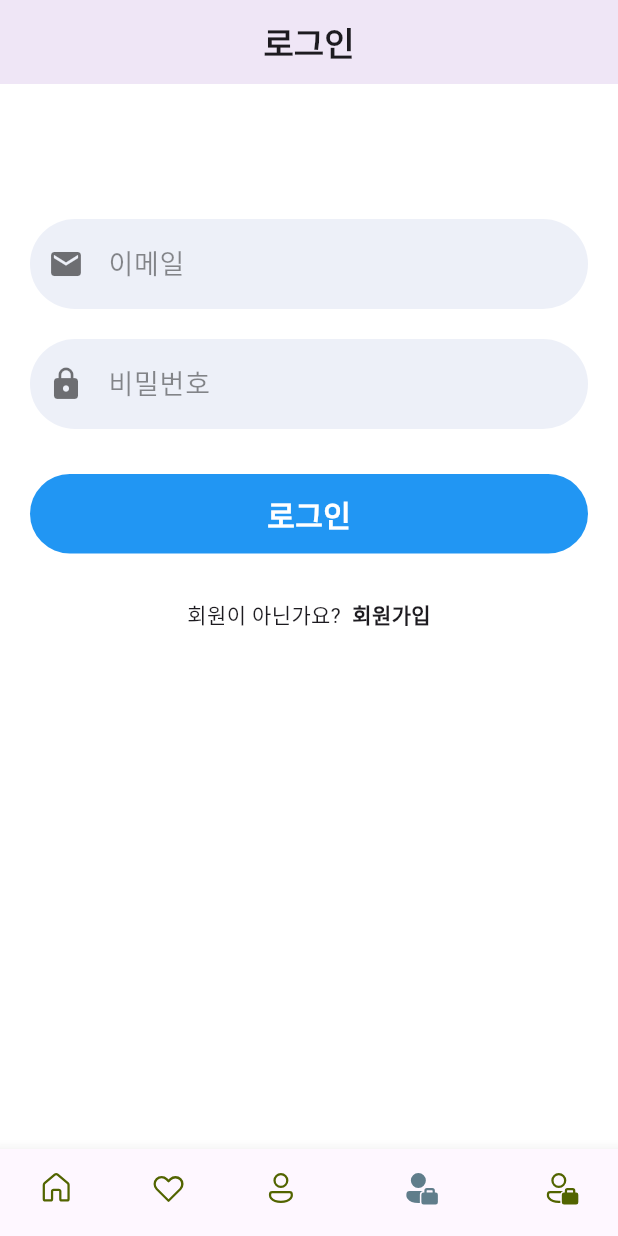
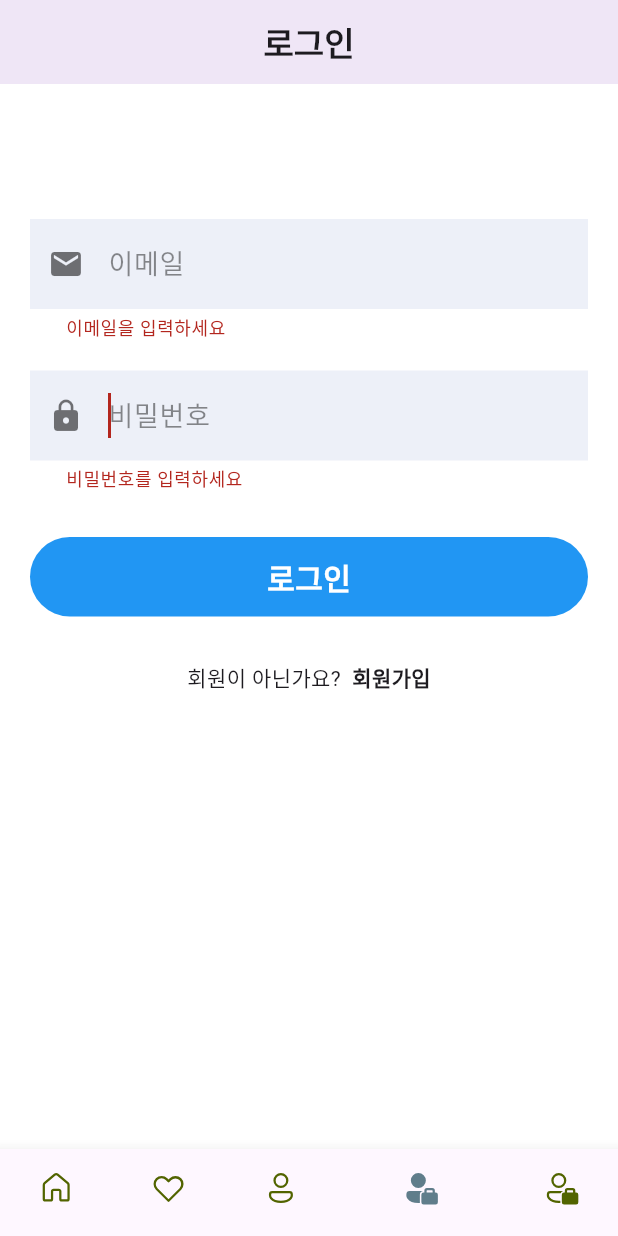
Before and after one commit to LEEJINYOUN/Weather_Flutter-front, a Flutter app: the screen it shows after launch, item 4 of the bottom bar chosen, after a tap on "로그인", on a phone screen of 412 x 824 dp. Run offline on Flutter 3.47's test engine with Material 3 defaults, Android fonts, the phone set to English and light mode, and no system bars; our stand-ins replace fluentui_icons.

Commit message:
회원가입 로그인 유효성 체크 추가

```diff
--- a/lib/screens/login_screen.dart
+++ b/lib/screens/login_screen.dart
@@ -3,6 +3,7 @@ import 'package:weather_flutter_front/common/bottom_nav_bar.dart';
 import 'package:weather_flutter_front/screens/register_screen.dart';
 import 'package:weather_flutter_front/services/authentication.dart';
 import 'package:weather_flutter_front/utils/logPrint.dart';
+import 'package:weather_flutter_front/utils/validate.dart';
 import 'package:weather_flutter_front/widgets/button/blue_Button.dart';
 import 'package:weather_flutter_front/widgets/form/text_field.dart';
 
@@ -18,6 +19,13 @@ class _LoginScreenState extends State<LoginScreen> {
   final TextEditingController emailController = TextEditingController();
   final TextEditingController passwordController = TextEditingController();
 
+  // 입력 포커스
+  FocusNode emailFocus = FocusNode();
+  FocusNode passwordFocus = FocusNode();
+
+  // 폼 글로벌 키
+  final formField = GlobalKey<FormState>();
+
   // 로딩 체크
   bool isLoading = false;
 
@@ -31,6 +39,9 @@ class _LoginScreenState extends State<LoginScreen> {
 
   // 로그인 기능
   void loginSubmit() async {
+    var isCheckValidate = CheckValidate().formCheckValidate(formField);
+
+    if (isCheckValidate == null) {
       try {
         setState(() {
           isLoading = true;
@@ -57,6 +68,9 @@ class _LoginScreenState extends State<LoginScreen> {
       } catch (e) {
         dataPrint(text: e);
       }
+    } else {
+      dataPrint(text: isCheckValidate);
+    }
   }
 
   @override
@@ -70,6 +84,8 @@ class _LoginScreenState extends State<LoginScreen> {
         title: const Text("로그인", style: TextStyle(fontWeight: FontWeight.w700)),
       ),
       body: SafeArea(
+          child: Form(
+        key: formField,
         child: Column(
           crossAxisAlignment: CrossAxisAlignment.center,
           children: [
@@ -84,7 +100,10 @@ class _LoginScreenState extends State<LoginScreen> {
                     textEditingController: emailController,
                     hintText: '이메일',
                     textInputType: TextInputType.text,
-                    prefixIcon: Icons.email)),
+                    prefixIcon: Icons.email,
+                    focusNode: emailFocus,
+                    validator: (value) =>
+                        CheckValidate().validateEmail(emailFocus, value))),
             Padding(
                 padding:
                     const EdgeInsets.symmetric(vertical: 10, horizontal: 20),
@@ -93,6 +112,9 @@ class _LoginScreenState extends State<LoginScreen> {
                     hintText: '비밀번호',
                     textInputType: TextInputType.text,
                     prefixIcon: Icons.lock,
+                    focusNode: passwordFocus,
+                    validator: (value) =>
+                        CheckValidate().validatePassword(passwordFocus, value),
                     isPass: true)),
             BlueButton(onTap: loginSubmit, text: "로그인"),
             Padding(
@@ -119,7 +141,7 @@ class _LoginScreenState extends State<LoginScreen> {
             ),
           ],
         ),
-      ),
+      )),
     );
   }
 }
--- a/lib/screens/register_screen.dart
+++ b/lib/screens/register_screen.dart
@@ -2,6 +2,7 @@ import 'package:flutter/material.dart';
 import 'package:weather_flutter_front/screens/login_screen.dart';
 import 'package:weather_flutter_front/services/authentication.dart';
 import 'package:weather_flutter_front/utils/logPrint.dart';
+import 'package:weather_flutter_front/utils/validate.dart';
 import 'package:weather_flutter_front/widgets/button/blue_Button.dart';
 import 'package:weather_flutter_front/widgets/form/text_field.dart';
 
@@ -18,6 +19,14 @@ class _RegisterScreenState extends State<RegisterScreen> {
   final TextEditingController nameController = TextEditingController();
   final TextEditingController passwordController = TextEditingController();
 
+  // 입력 포커스
+  FocusNode emailFocus = FocusNode();
+  FocusNode nameFocus = FocusNode();
+  FocusNode passwordFocus = FocusNode();
+
+  // 폼 글로벌 키
+  final formField = GlobalKey<FormState>();
+
   // 로딩 체크
   bool isLoading = false;
 
@@ -32,6 +41,9 @@ class _RegisterScreenState extends State<RegisterScreen> {
 
   // 회원가입 기능
   void registerSubmit() async {
+    var isCheckValidate = CheckValidate().formCheckValidate(formField);
+
+    if (isCheckValidate == null) {
       try {
         setState(() {
           isLoading = true;
@@ -46,7 +58,7 @@ class _RegisterScreenState extends State<RegisterScreen> {
         if (result['statusCode'] == 201) {
           // 회원가입 성공일 경우
           dataPrint(text: '회원가입 성공!');
-        dataPrint(text: result['data']);
+          dataPrint(text: result['data']['email']);
           // Navigator.of(context).push(
           //   MaterialPageRoute(
           //     builder: (context) => const LoginScreen(),
@@ -58,6 +70,9 @@ class _RegisterScreenState extends State<RegisterScreen> {
         }
       } catch (e) {
         dataPrint(text: e);
+      }
+    } else {
+      dataPrint(text: isCheckValidate);
     }
   }
 
@@ -73,6 +88,8 @@ class _RegisterScreenState extends State<RegisterScreen> {
             const Text("회원가입", style: TextStyle(fontWeight: FontWeight.w700)),
       ),
       body: SafeArea(
+          child: Form(
+              key: formField,
               child: Column(
                 crossAxisAlignment: CrossAxisAlignment.center,
                 children: [
@@ -81,26 +98,39 @@ class _RegisterScreenState extends State<RegisterScreen> {
                     padding: const EdgeInsets.only(top: 20, bottom: 20),
                   ),
                   Padding(
-              padding: const EdgeInsets.symmetric(vertical: 10, horizontal: 20),
+                      padding: const EdgeInsets.symmetric(
+                          vertical: 10, horizontal: 20),
                       child: TextFieldInput(
                           textEditingController: emailController,
                           hintText: '이메일',
                           textInputType: TextInputType.text,
-                  prefixIcon: Icons.email)),
+                          prefixIcon: Icons.email,
+                          focusNode: emailFocus,
+                          validator: (value) => CheckValidate()
+                              .validateEmail(emailFocus, value))),
                   Padding(
-              padding: const EdgeInsets.symmetric(vertical: 10, horizontal: 20),
+                      padding: const EdgeInsets.symmetric(
+                          vertical: 10, horizontal: 20),
                       child: TextFieldInput(
                         textEditingController: nameController,
                         hintText: '이름',
                         textInputType: TextInputType.text,
-                  prefixIcon: Icons.person)),
+                        prefixIcon: Icons.person,
+                        focusNode: nameFocus,
+                        validator: (value) =>
+                            CheckValidate().validateName(nameFocus, value),
+                      )),
                   Padding(
-              padding: const EdgeInsets.symmetric(vertical: 10, horizontal: 20),
+                      padding: const EdgeInsets.symmetric(
+                          vertical: 10, horizontal: 20),
                       child: TextFieldInput(
                           textEditingController: passwordController,
                           hintText: '비밀번호',
                           textInputType: TextInputType.text,
                           prefixIcon: Icons.lock,
+                          focusNode: passwordFocus,
+                          validator: (value) => CheckValidate()
+                              .validatePassword(passwordFocus, value),
                           isPass: true)),
                   BlueButton(onTap: registerSubmit, text: "회원가입"),
                   Row(
@@ -123,7 +153,7 @@ class _RegisterScreenState extends State<RegisterScreen> {
                     ],
                   )
                 ],
-      )),
+              ))),
     );
   }
 }
--- a/lib/utils/logPrint.dart
+++ b/lib/utils/logPrint.dart
@@ -1,8 +1,7 @@
-import 'dart:developer';
-
 // 입력 값 체크 (임시)
 void dataPrint({
   required dynamic text,
 }) {
-  return log(text);
+  // ignore: avoid_print
+  return print(text);
 }
--- /dev/null
+++ b/lib/utils/validate.dart
@@ -0,0 +1,66 @@
+import 'package:flutter/material.dart';
+
+class CheckValidate {
+  // 유효성 체크 확인
+  String? formCheckValidate(GlobalKey<FormState> formField) {
+    String message = '유효성 맞지 않음';
+    if (formField.currentState!.validate()) {
+      return null;
+    } else {
+      return message;
+    }
+  }
+
+  // email 형식 체크
+  String? validateEmail(FocusNode focusNode, String value) {
+    if (value.isEmpty) {
+      focusNode.requestFocus();
+      return '이메일을 입력하세요';
+    } else {
+      String pattern =
+          r'^(([^<>()[\]\\.,;:\s@\"]+(\.[^<>()[\]\\.,;:\s@\"]+)*)|(\".+\"))@((\[[0-9]{1,3}\.[0-9]{1,3}\.[0-9]{1,3}\.[0-9]{1,3}\])|(([a-zA-Z\-0-9]+\.)+[a-zA-Z]{2,}))$';
+      RegExp regExp = RegExp(pattern);
+      if (!regExp.hasMatch(value)) {
+        focusNode.requestFocus();
+        return '잘못된 이메일 형식입니다.';
+      } else {
+        return null;
+      }
+    }
+  }
+
+  // name 형식 체크
+  String? validateName(FocusNode focusNode, String value) {
+    String pattern = r'[!@#$%^&*(),.?":{}|<>]';
+    RegExp regExp = RegExp(pattern);
+
+    if (value.isEmpty) {
+      focusNode.requestFocus();
+      return '이름을 입력하세요';
+    } else if (regExp.hasMatch(value)) {
+      focusNode.requestFocus();
+      return '특수문자는 이름에 포함할 수 없습니다.';
+    } else {
+      return null;
+    }
+  }
+
+  // password 형식 체크
+  String? validatePassword(FocusNode focusNode, String value) {
+    String pattern =
+        r'^(?=.*[a-zA-z])(?=.*[0-9])(?=.*[$`~!@$!%*#^?&\\(\\)\-_=+]).{8,15}$';
+    RegExp regExp = RegExp(pattern);
+
+    if (value.isEmpty) {
+      focusNode.requestFocus();
+      return '비밀번호를 입력하세요';
+    } else if (value.length < 8) {
+      return '비밀번호는 8자리 이상이어야 합니다';
+    } else if (!regExp.hasMatch(value)) {
+      focusNode.requestFocus();
+      return '특수문자, 문자, 숫자 포함 8자 이상 15자 이내로 입력하세요.';
+    } else {
+      return null;
+    }
+  }
+}
--- a/lib/widgets/form/text_field.dart
+++ b/lib/widgets/form/text_field.dart
@@ -10,6 +10,8 @@ class TextFieldInput extends StatelessWidget {
     this.prefixIcon,
     this.suffixOnTap,
     this.suffixIcon,
+    this.focusNode,
+    this.validator,
     this.isPass = false,
   });
 
@@ -23,11 +25,13 @@ class TextFieldInput extends StatelessWidget {
   final IconData? prefixIcon;
   final dynamic suffixOnTap;
   final IconData? suffixIcon;
+  final dynamic focusNode;
+  final dynamic validator;
   final bool isPass;
 
   @override
   Widget build(BuildContext context) {
-    return TextField(
+    return TextFormField(
       style: const TextStyle(fontSize: 20),
       controller: textEditingController,
       decoration: InputDecoration(
@@ -57,6 +61,8 @@ class TextFieldInput extends StatelessWidget {
           horizontal: 20,
         ),
       ),
+      validator: validator,
+      focusNode: focusNode,
       keyboardType: TextInputType.text,
       obscureText: isPass,
     );
```
Lines whose indentation alone changed are shown as unchanged.
